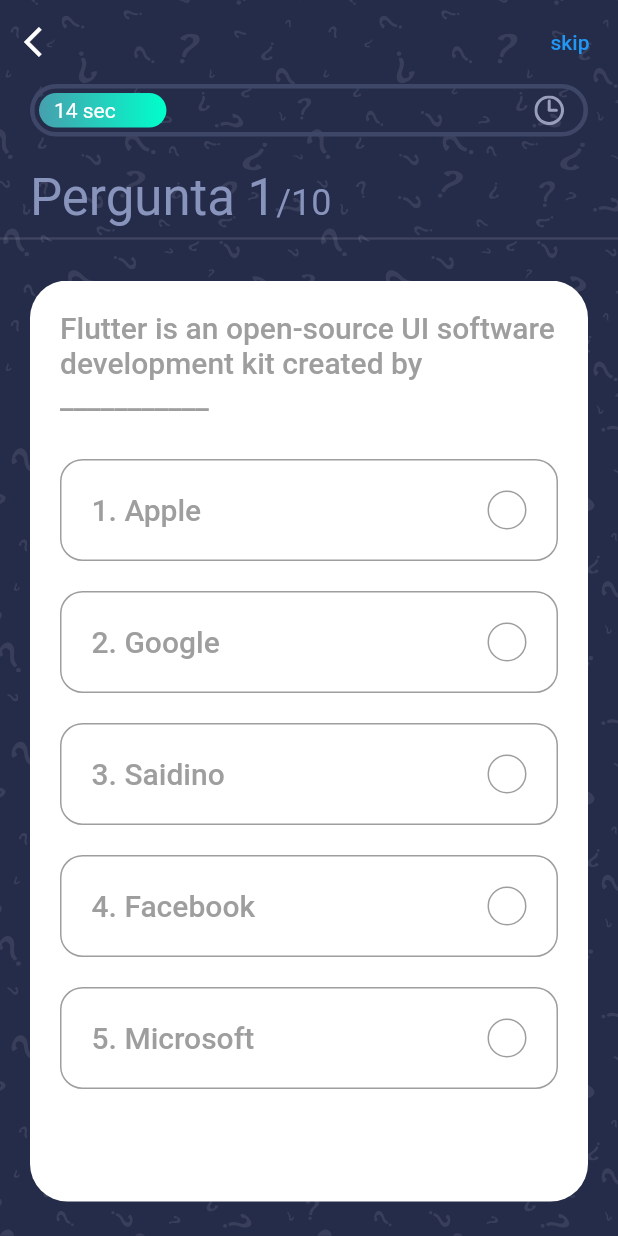
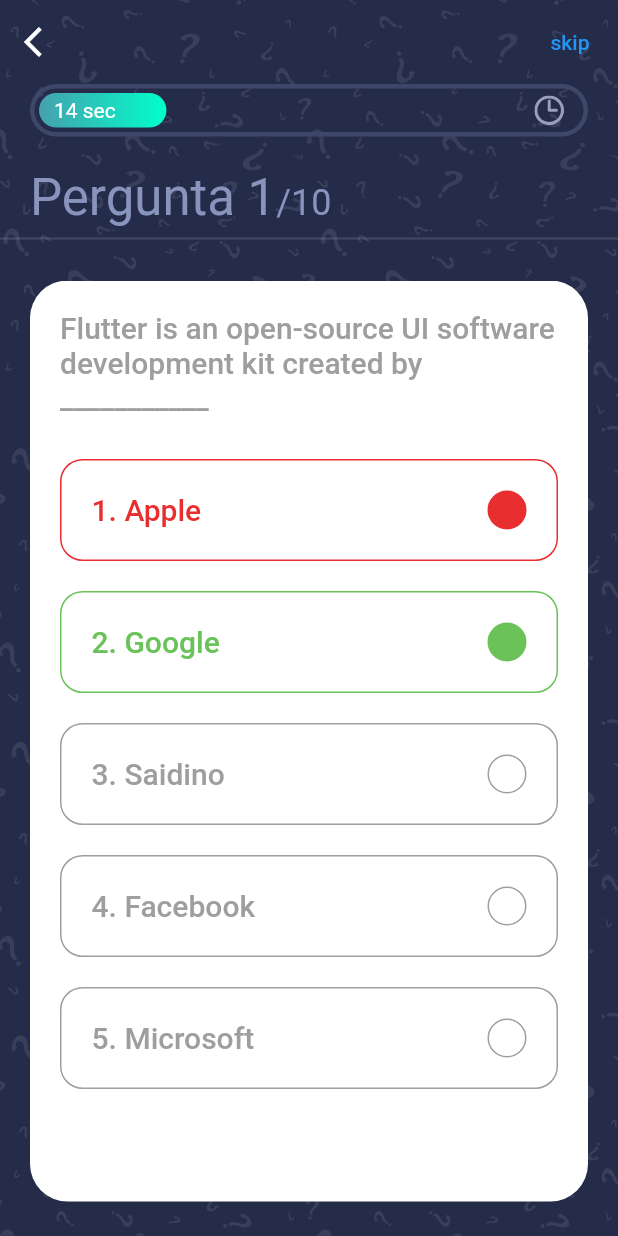
Before and after one commit to saidino84/saidin_quiz_app, a Flutter app: the QuizScreen screen opened directly, after a tap on an icon or button, on a phone screen of 412 x 824 dp. Run offline on Flutter 3.47's test engine with Material 2 defaults, Android fonts, the phone set to English and light mode, and no system bars; our stand-ins replace flutter_svg, get, get_storage; accounts and stored records are empty.

Commit message:
A diciondo alogica de Mudar cor quando or escolhido se a opcao certa

```diff
--- a/lib/app/constants.dart
+++ b/lib/app/constants.dart
@@ -2,10 +2,10 @@
 
 const kSecondaryColor = Color(0xFF8894Bc);
 const kGreenColor = Color(0xFF6AC259);
-const KRedColor = Color(0xFFE92E30);
-const KBlackColor = Color(0xFF101010);
+const kRedColor = Color(0xFFE92E30);
+const kBlackColor = Color(0xFF101010);
 const kGrayColor = Colors.grey;
-const KPrimaryGradient = LinearGradient(colors: [
+const kPrimaryGradient = LinearGradient(colors: [
   Color(0xFF46A0AE),
   Color(0xFF00FFCB),
 ], begin: Alignment.centerLeft, end: Alignment.centerRight);
--- a/lib/app/controler/question_controller.dart
+++ b/lib/app/controler/question_controller.dart
@@ -1,5 +1,3 @@
-import 'dart:async';
-
 import 'package:flutter/animation.dart';
 import 'package:get/get.dart';
 import 'package:saidin_quiz_app/app/models/Questions.dart';
@@ -36,7 +34,7 @@
   RxInt _questionNumber = 1.obs;
   RxInt get questionNumber => this._questionNumber;
 
-  late int _numOfCorrectAnswr;
+  late int _numOfCorrectAnswr = 0;
   int get numCorrectAns => this._numOfCorrectAnswr;
 
 //called immediately after the widget is allocated memory
@@ -65,8 +63,7 @@
     _correctAnswr = question.answer;
     _selectedAnswr = selectedIndex;
 
-    // if (_correctAnswr == _selectedAnswr) _numOfCorrectAnswr++;
-
+    if (_correctAnswr == _selectedAnswr) _numOfCorrectAnswr++;
     //it will stop athe conter
     _animcontroller.stop();
     update();
--- a/lib/app/pages/quiz/componets/custom_progress.dart
+++ b/lib/app/pages/quiz/componets/custom_progress.dart
@@ -44,7 +44,7 @@
                      **/
                     width: constraints.maxWidth * controller.animation.value,
                     decoration: BoxDecoration(
-                      gradient: KPrimaryGradient,
+                      gradient: kPrimaryGradient,
                       borderRadius: BorderRadius.circular(50),
                     ),
                   ),
--- a/lib/app/pages/quiz/componets/option.dart
+++ b/lib/app/pages/quiz/componets/option.dart
@@ -21,6 +21,19 @@
     return GetBuilder<QuestionCotroller>(
         init: QuestionCotroller(),
         builder: (qzcontroller) {
+          Color getTheRightColor() {
+            //todo [fn] exta funcao verifica se
+            if (qzcontroller.isAnswered) {
+              if (index == qzcontroller.corectAnswr) {
+                return kGreenColor;
+              } else if (index == qzcontroller.selectedAnswr &&
+                  qzcontroller.selectedAnswr != qzcontroller.corectAnswr) {
+                return kRedColor;
+              }
+            }
+            return kGrayColor;
+          }
+
           return InkWell(
             onTap: press,
             child: Container(
@@ -31,7 +44,7 @@
               decoration: BoxDecoration(
                 borderRadius: BorderRadius.circular(15),
                 border: Border.all(
-                  color: kGrayColor,
+                  color: getTheRightColor(),
                 ),
               ),
               child: Row(
@@ -40,17 +53,22 @@
                   Text(
                     '${index + 1}. $text',
                     style: Theme.of(context).textTheme.headline6!.copyWith(
-                          color: Colors.grey,
+                          color: getTheRightColor(),
                         ),
                   ),
                   Container(
                     width: 26,
                     height: 26,
                     decoration: BoxDecoration(
-                      // color: Colors.grey,
+                      //se acor retornada com a uncao getRightColor\
+                      // for gray vou esconder a bolinha [com color TRANSPARENT]
+                      //caso nao tera ACOR retornada k é a zul
+                      color: getTheRightColor() == kGrayColor
+                          ? Colors.transparent
+                          : getTheRightColor(),
                       borderRadius: BorderRadius.circular(50),
                       border: Border.all(
-                        color: Colors.grey,
+                        color: getTheRightColor(), //Colors.grey,
                       ),
                     ),
                   ),
--- a/lib/app/pages/welcome/welcome_page.dart
+++ b/lib/app/pages/welcome/welcome_page.dart
@@ -94,7 +94,7 @@
                     width: double.infinity,
                     alignment: Alignment.center,
                     decoration: BoxDecoration(
-                      gradient: KPrimaryGradient,
+                      gradient: kPrimaryGradient,
                       borderRadius: BorderRadius.circular(10),
                     ),
                     child: Text(
```
Also changed, not shown: animation4.gif (added), animation5.gif (added), 1 other file.
